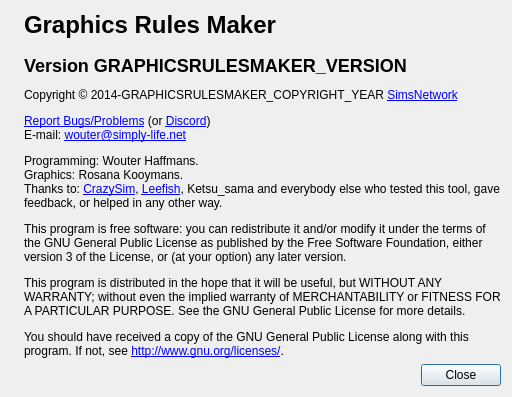
This is src/graphicsrulesmakerui/aboutdialog.ui in haffmans/graphics-rules-maker as Qt 5 draws it before an edit. The edited form follows.
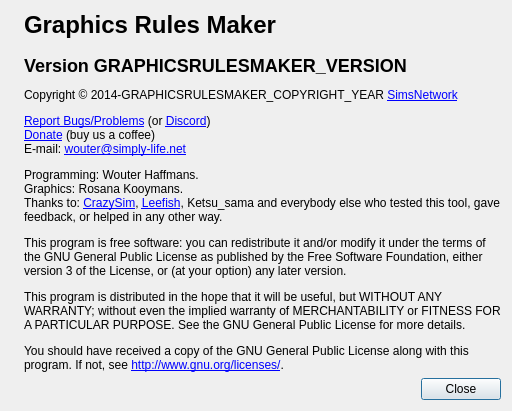
This is the edited form. Icons and pictures are not drawn.

```diff
--- a/src/graphicsrulesmakerui/aboutdialog.ui
+++ b/src/graphicsrulesmakerui/aboutdialog.ui
@@ -7,7 +7,7 @@
     <x>0</x>
     <y>0</y>
     <width>638</width>
-    <height>473</height>
+    <height>505</height>
    </rect>
   </property>
   <property name="windowTitle">
@@ -38,6 +38,7 @@
 &lt;h2&gt;Version GRAPHICSRULESMAKER_VERSION&lt;/h2&gt;
 &lt;p&gt;Copyright © 2014-GRAPHICSRULESMAKER_COPYRIGHT_YEAR &lt;a href=&quot;http://www.simsnetwork.com&quot;&gt;SimsNetwork&lt;/a&gt;&lt;/p&gt;
 &lt;p&gt;&lt;a href=&quot;https://git.simply-life.net/simply-life.net/graphicsrulesmaker/issues&quot;&gt;Report Bugs/Problems&lt;/a&gt; (or &lt;a href=&quot;https://www.simsnetwork.com/discord&quot;&gt;Discord&lt;/a&gt;)&lt;br/&gt;
+&lt;a href=&quot;https://www.simsnetwork.com/donate&quot;&gt;Donate&lt;/a&gt; (buy us a coffee)&lt;br/&gt;
 E-mail: &lt;a href=&quot;mailto:wouter@simply-life.net&quot;&gt;wouter@simply-life.net&lt;/a&gt;&lt;/p&gt;
 
 &lt;p&gt;Programming: Wouter Haffmans.&lt;br/&gt;
```
